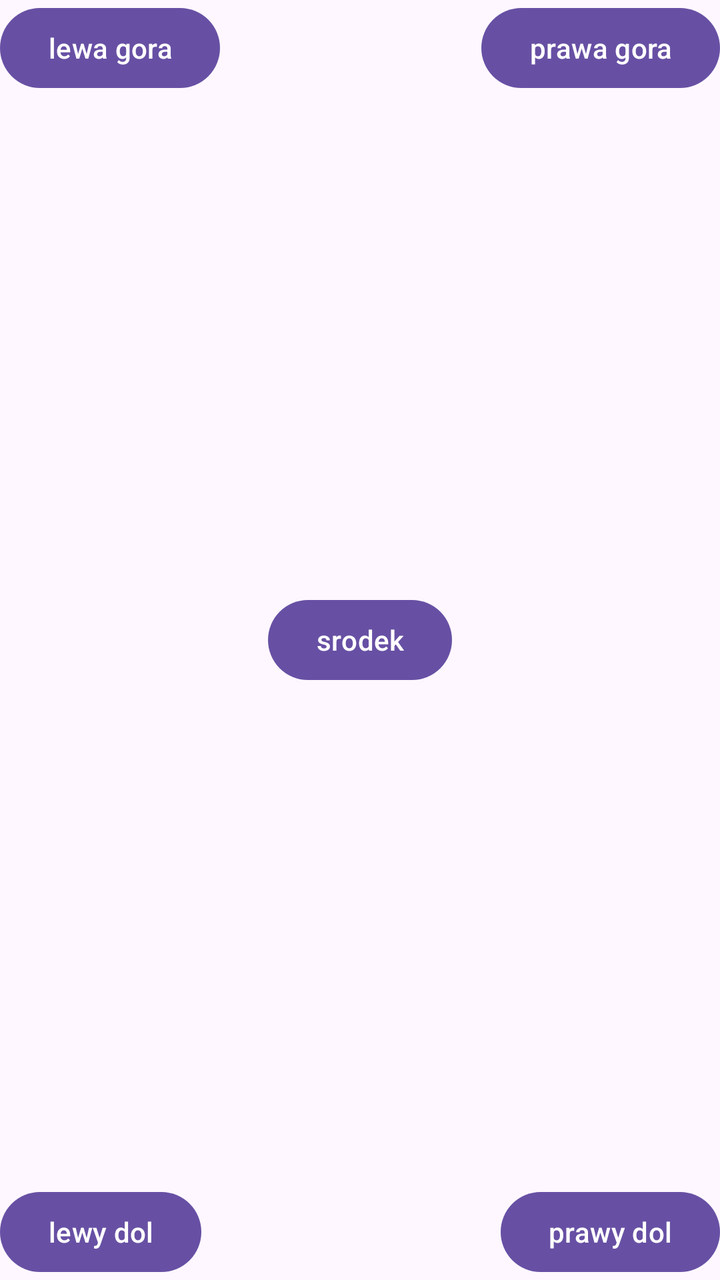
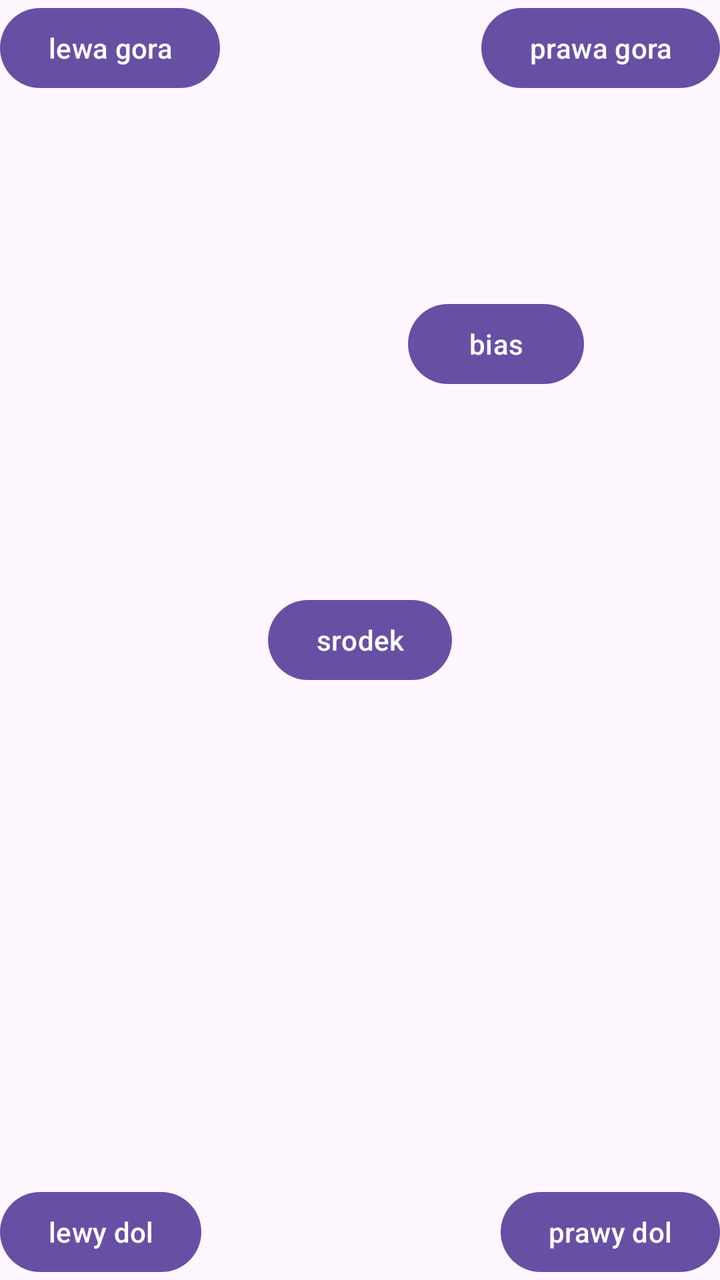

An Android layout rendered at two revisions. The XML below is the earlier revision; the diff shows what the commit changed to produce the second picture.
<!-- AndroidManifest.xml: application theme Theme.Przeciagnie -->
<!-- res/layout/activity_main.xml -->
<?xml version="1.0" encoding="utf-8"?>
<androidx.constraintlayout.widget.ConstraintLayout xmlns:android="http://schemas.android.com/apk/res/android"
    xmlns:app="http://schemas.android.com/apk/res-auto"
    xmlns:tools="http://schemas.android.com/tools"
    android:id="@+id/main"
    android:layout_width="match_parent"
    android:layout_height="match_parent"
    tools:context=".MainActivity">

    <Button
        android:id="@+id/button"
        android:layout_width="wrap_content"
        android:layout_height="wrap_content"
        android:text="lewa gora"
        app:layout_constraintStart_toStartOf="parent"
        app:layout_constraintTop_toTopOf="parent" />

    <Button
        android:id="@+id/button3"
        android:layout_width="wrap_content"
        android:layout_height="wrap_content"
        android:text="prawa gora"
        app:layout_constraintEnd_toEndOf="parent"
        app:layout_constraintTop_toTopOf="parent" />

    <Button
        android:id="@+id/button4"
        android:layout_width="wrap_content"
        android:layout_height="wrap_content"
        android:text="prawy dol"
        app:layout_constraintBottom_toBottomOf="parent"
        app:layout_constraintEnd_toEndOf="parent" />

    <Button
        android:id="@+id/button5"
        android:layout_width="wrap_content"
        android:layout_height="wrap_content"
        android:text="lewy dol"
        app:layout_constraintBottom_toBottomOf="parent"
        app:layout_constraintStart_toStartOf="parent" />

    <Button
        android:id="@+id/button6"
        android:layout_width="wrap_content"
        android:layout_height="wrap_content"
        android:text="srodek"
        app:layout_constraintBottom_toBottomOf="parent"
        app:layout_constraintEnd_toEndOf="parent"
        app:layout_constraintStart_toStartOf="parent"
        app:layout_constraintTop_toTopOf="parent" />

</androidx.constraintlayout.widget.ConstraintLayout>
<!-- resources referenced by this layout -->
<resources>
  <style name="Theme.Przeciagnie" parent="Base.Theme.Przeciagnie" />
  <style name="Base.Theme.Przeciagnie" parent="Theme.Material3.DayNight.NoActionBar">
          
          
      </style>
</resources>

<!-- the commit's change to res/layout/activity_main.xml (unified diff, before → after) -->
@@ -49,4 +49,16 @@
         app:layout_constraintStart_toStartOf="parent"
         app:layout_constraintTop_toTopOf="parent" />
 
+    <Button
+        android:id="@+id/button7"
+        android:layout_width="wrap_content"
+        android:layout_height="wrap_content"
+        android:text="bias"
+        app:layout_constraintBottom_toBottomOf="parent"
+        app:layout_constraintEnd_toEndOf="parent"
+        app:layout_constraintStart_toStartOf="parent"
+        app:layout_constraintTop_toTopOf="parent"
+        app:layout_constraintVertical_bias="0.25"
+        app:layout_constraintHorizontal_bias="0.75"/>
+
 </androidx.constraintlayout.widget.ConstraintLayout>
